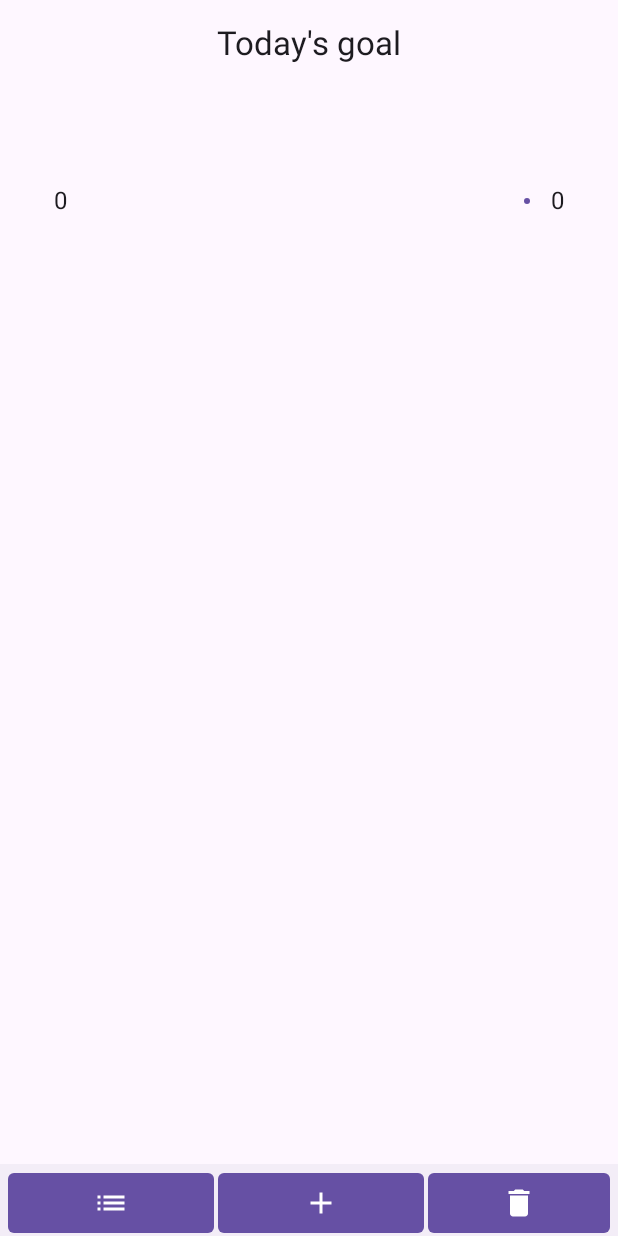
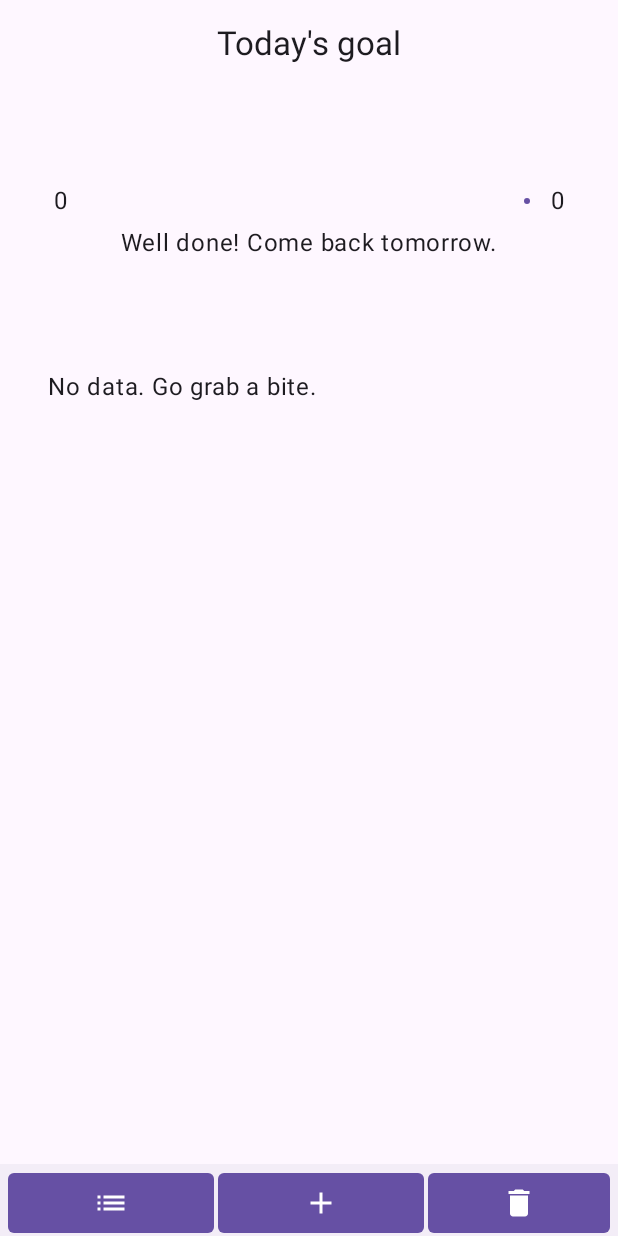
Before and after one commit to stacyjacks/ProCo, an Android app built with Jetpack Compose: the DashboardScreen screen opened through its navigation route, on a phone screen of 412 x 824 dp. Run offline under Robolectric (Android 15) with nearby library versions, the phone set to English and light mode, and no system bars; our stand-ins replace Dagger/Hilt's generated code; 2 statements that could not run were skipped.

Commit message:
Made bottom tab bar dynamic and reusable across different screens + implemented add input screen + other fixes.

```diff
--- a/ui/src/main/java/kurmakaeva/anastasia/ui/AddScreenType.kt
+++ /dev/null
@@ -1,6 +0,0 @@
-package kurmakaeva.anastasia.ui
-
-enum class AddScreenType {
-    Goal,
-    Saved
-}
--- a/ui/src/main/java/kurmakaeva/anastasia/ui/DashboardScreen.kt
+++ b/ui/src/main/java/kurmakaeva/anastasia/ui/DashboardScreen.kt
@@ -4,6 +4,10 @@ import androidx.compose.foundation.layout.Column
 import androidx.compose.foundation.layout.padding
 import androidx.compose.foundation.lazy.grid.GridCells
 import androidx.compose.foundation.lazy.grid.LazyVerticalGrid
+import androidx.compose.material.icons.Icons
+import androidx.compose.material.icons.automirrored.filled.List
+import androidx.compose.material.icons.filled.Add
+import androidx.compose.material.icons.filled.Delete
 import androidx.compose.material3.Scaffold
 import androidx.compose.material3.Text
 import androidx.compose.runtime.Composable
@@ -26,15 +30,21 @@ fun DashboardScreen(
 ) {
     Scaffold(
         topBar = {
-            TopBarTitle(screen = "Today's goal")
+            TopBarTitle(screen = ScreenType.Dashboard)
         },
         bottomBar = {
             BottomTabBar(
-                onTapButtonOne = { onNavigateToSaved() },
-                onTapButtonTwo = { onNavigateToAdd() },
-                onTapButtonThree = {
-                    viewModel.resetDailyData()
-                }
+                items = listOf("Saved", "Add input", "Delete daily data"),
+                icons = listOf(
+                    Icons.AutoMirrored.Default.List,
+                    Icons.Default.Add,
+                    Icons.Default.Delete
+                ),
+                actions = listOf(
+                    { onNavigateToSaved() },
+                    { onNavigateToAdd() },
+                    { viewModel.resetDailyData() }
+                )
             )
         },
         content = {
@@ -44,7 +54,7 @@ fun DashboardScreen(
                     current =
                     if (viewModel.current > viewModel.goal) viewModel.goal
                     else viewModel.current,
-                    goalText = goalText(viewModel.current.div(100)),
+                    goalText = goalText(viewModel.current.div(viewModel.goal)),
                     onClick = { onClickProgress() }
                 )
                 LazyVerticalGrid(columns = GridCells.Fixed(4)) {
@@ -54,6 +64,13 @@ fun DashboardScreen(
                             modifier = Modifier.padding(horizontal = 32.dp, vertical = 8.dp)
                         )
                     }
+                }
+
+                if (viewModel.input.isEmpty()) {
+                    Text(
+                        text = "No data. Go grab a bite.",
+                        modifier = Modifier.padding(horizontal = 32.dp, vertical = 8.dp)
+                    )
                 }
             }
         }
@@ -75,8 +92,13 @@ private fun goalText(current: Float): String {
 fun DashboardPreview() {
     ProCoTheme {
         Column {
-            TopBarTitle(screen = "Today's goal")
-            ProgressBar(goal = 80.0f, current = 80.0f, goalText(80.0f.div(100)), {})
+            TopBarTitle(screen = ScreenType.Dashboard)
+            ProgressBar(
+                goal = 80.0f,
+                current = 80.0f,
+                goalText = goalText(80.0f.div(100)),
+                onClick = { /* preview only */ }
+            )
         }
     }
 }
--- a/ui/src/main/java/kurmakaeva/anastasia/ui/components/BottomTabBar.kt
+++ b/ui/src/main/java/kurmakaeva/anastasia/ui/components/BottomTabBar.kt
@@ -2,7 +2,7 @@ package kurmakaeva.anastasia.ui.components
 
 import androidx.compose.foundation.background
 import androidx.compose.foundation.layout.BoxWithConstraints
-import androidx.compose.foundation.layout.fillMaxWidth
+import androidx.compose.foundation.layout.Row
 import androidx.compose.foundation.layout.height
 import androidx.compose.foundation.layout.padding
 import androidx.compose.foundation.layout.width
@@ -18,52 +18,37 @@ import androidx.compose.material3.MaterialTheme
 import androidx.compose.runtime.Composable
 import androidx.compose.ui.Alignment
 import androidx.compose.ui.Modifier
+import androidx.compose.ui.graphics.vector.ImageVector
 import androidx.compose.ui.tooling.preview.Preview
 import androidx.compose.ui.unit.dp
 
 @Composable
 fun BottomTabBar(
-    onTapButtonOne: () -> Unit,
-    onTapButtonTwo: () -> Unit,
-    onTapButtonThree: () -> Unit
+    items: List<String>,
+    icons: List<ImageVector>,
+    actions: List<() -> Unit>
 ) {
-    BoxWithConstraints(modifier = Modifier.fillMaxWidth()) {
-        val itemWidth = this@BoxWithConstraints.maxWidth.div(3)
+    BoxWithConstraints {
+        val itemWidth = this.maxWidth.div(items.size)
         BottomAppBar(
             modifier = Modifier
                 .height(48.dp)
                 .background(MaterialTheme.colorScheme.background)
                 .align(Alignment.Center)
         ) {
+            Row {
+                items.forEachIndexed { index, item ->
                     Button(
-                onClick = { onTapButtonOne() },
+                        onClick = actions[index],
                         modifier = Modifier
                             .padding(horizontal = 1.dp)
                             .width(itemWidth)
                             .align(Alignment.CenterVertically),
                         shape = RoundedCornerShape(4.dp)
                     ) {
-                Icon(imageVector = Icons.AutoMirrored.Default.List, contentDescription = "Saved")
+                        Icon(imageVector = icons[index], contentDescription = item)
                     }
-            Button(
-                onClick = { onTapButtonTwo() },
-                modifier = Modifier
-                    .padding(horizontal = 1.dp)
-                    .width(itemWidth)
-                    .align(Alignment.CenterVertically),
-                shape = RoundedCornerShape(4.dp)
-            ) {
-                Icon(imageVector = Icons.Default.Add, contentDescription = "Add")
                 }
-            Button(
-                onClick = { onTapButtonThree() },
-                modifier = Modifier
-                    .padding(horizontal = 1.dp)
-                    .width(itemWidth)
-                    .align(Alignment.CenterVertically),
-                shape = RoundedCornerShape(4.dp)
-            ) {
-                Icon(imageVector = Icons.Default.Delete, contentDescription = "Delete daily data")
             }
         }
     }
@@ -73,8 +58,8 @@ fun BottomTabBar(
 @Composable
 private fun BottomTabBarPreview() {
     BottomTabBar(
-        onTapButtonOne = { /* preview only */ },
-        onTapButtonTwo = { /* preview only */ },
-        onTapButtonThree = { /* preview only */ }
+        items = listOf("Saved", "Add", "Delete daily data"),
+        icons = listOf(Icons.AutoMirrored.Filled.List, Icons.Default.Add, Icons.Default.Delete),
+        actions = listOf({}, {}, {}),
     )
 }
--- a/ui/src/main/java/kurmakaeva/anastasia/ui/components/ProgressBar.kt
+++ b/ui/src/main/java/kurmakaeva/anastasia/ui/components/ProgressBar.kt
@@ -57,8 +57,9 @@ fun ProgressBar(
 
                     Text(
                         text = if (current < goal) current.toInt().toString() else "",
-                        modifier = Modifier
-                            .width((this@BoxWithConstraints.maxWidth - 90.dp) * (current.div(goal))),
+                        modifier = Modifier.width(
+                            (this@BoxWithConstraints.maxWidth - 90.dp) * (current.div(goal))
+                        ),
                         textAlign = TextAlign.End,
                         color = MaterialTheme.colorScheme.background
                     )
--- a/ui/src/main/java/kurmakaeva/anastasia/ui/components/TopBarTitle.kt
+++ b/ui/src/main/java/kurmakaeva/anastasia/ui/components/TopBarTitle.kt
@@ -7,12 +7,13 @@ import androidx.compose.runtime.Composable
 import androidx.compose.ui.Modifier
 import androidx.compose.ui.text.style.TextAlign
 import androidx.compose.ui.unit.dp
+import kurmakaeva.anastasia.ui.ScreenType
 import kurmakaeva.anastasia.ui.theme.Typography
 
 @Composable
-fun TopBarTitle(screen: String) {
+fun TopBarTitle(screen: ScreenType) {
     Text(
-        text = screen,
+        text = screen.title,
         modifier = Modifier
             .fillMaxWidth()
             .padding(vertical = 16.dp),
--- a/ui/src/main/java/kurmakaeva/anastasia/ui/theme/Theme.kt
+++ b/ui/src/main/java/kurmakaeva/anastasia/ui/theme/Theme.kt
@@ -16,7 +16,7 @@ import androidx.compose.ui.platform.LocalView
 import androidx.core.view.WindowCompat
 
 private val DarkColorScheme = darkColorScheme(
-    primary = Purple80,
+    primary = Purple40,
     secondary = PurpleGrey80,
     tertiary = Pink80
 )
@@ -40,8 +40,6 @@ private val LightColorScheme = lightColorScheme(
 @Composable
 fun ProCoTheme(
     darkTheme: Boolean = isSystemInDarkTheme(),
-    // Dynamic color is available on Android 12+
-    dynamicColor: Boolean = true,
     content: @Composable () -> Unit
 ) {
     val colorScheme = if (darkTheme) DarkColorScheme else LightColorScheme
--- a/ui/src/main/java/kurmakaeva/anastasia/ui/viewmodel/SavedItemsViewModel.kt
+++ b/ui/src/main/java/kurmakaeva/anastasia/ui/viewmodel/SavedItemsViewModel.kt
@@ -14,6 +14,7 @@ import kurmakaeva.anastasia.domain.entities.SavedEntity
 import kurmakaeva.anastasia.domain.irepository.InputRepository
 import java.util.Calendar
 import javax.inject.Inject
+import kotlin.random.Random
 
 @HiltViewModel
 class SavedItemsViewModel @Inject constructor(
@@ -54,7 +55,7 @@ class SavedItemsViewModel @Inject constructor(
         viewModelScope.launch {
             inputRepository.addInput(
                 InputEntity(
-                    id = savedItems[index].id,
+                    id = Random.nextLong(),
                     input = savedItems[index].grams,
                     time = Calendar.getInstance().time.toString()
                 )
```
Also changed, not shown: ui/src/main/java/kurmakaeva/anastasia/ui/AddScreen.kt (+60 -12 lines), ui/src/main/java/kurmakaeva/anastasia/ui/SavedItemsScreen.kt (+25 -7 lines), ui/src/main/java/kurmakaeva/anastasia/ui/ScreenType.kt (added, +9 -0 lines), ui/src/main/java/kurmakaeva/anastasia/ui/navigation/ProCoNavHost.kt (renamed from ui/src/main/java/kurmakaeva/anastasia/ui/navigation/ProCoHavHost.kt, +21 -6 lines), ui/src/main/java/kurmakaeva/anastasia/ui/viewmodel/AddViewModel.kt (+26 -3 lines), ui/src/main/java/kurmakaeva/anastasia/ui/viewmodel/DashboardViewModel.kt (+5 -5 lines). Lines whose indentation alone changed are shown as unchanged.
